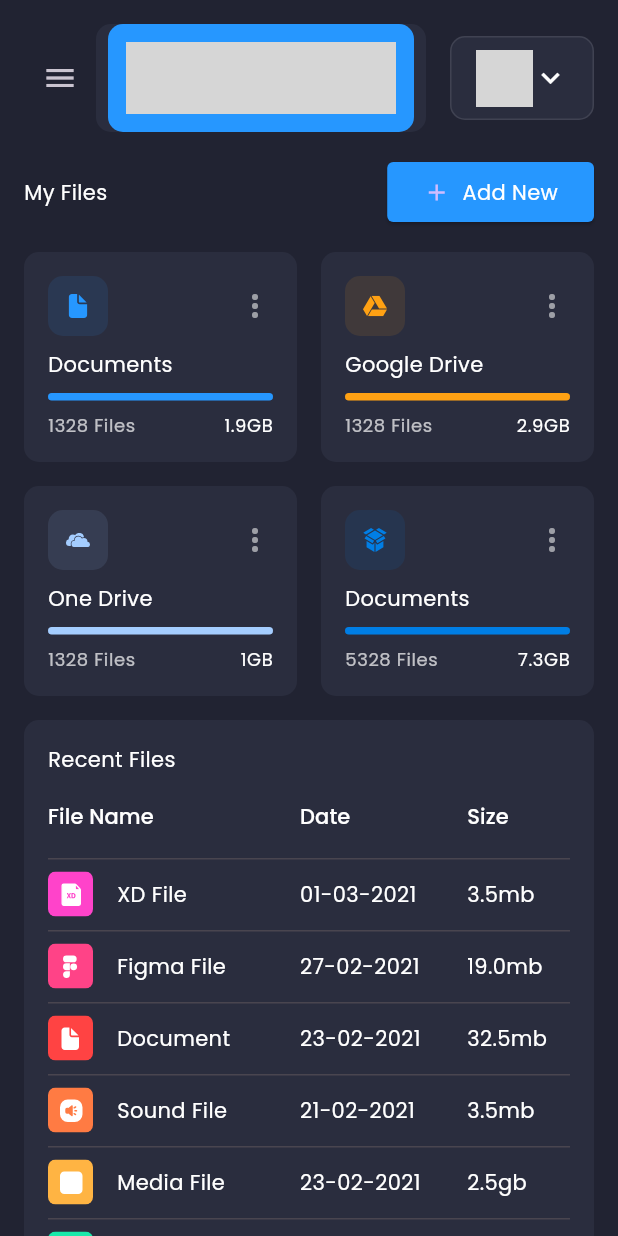
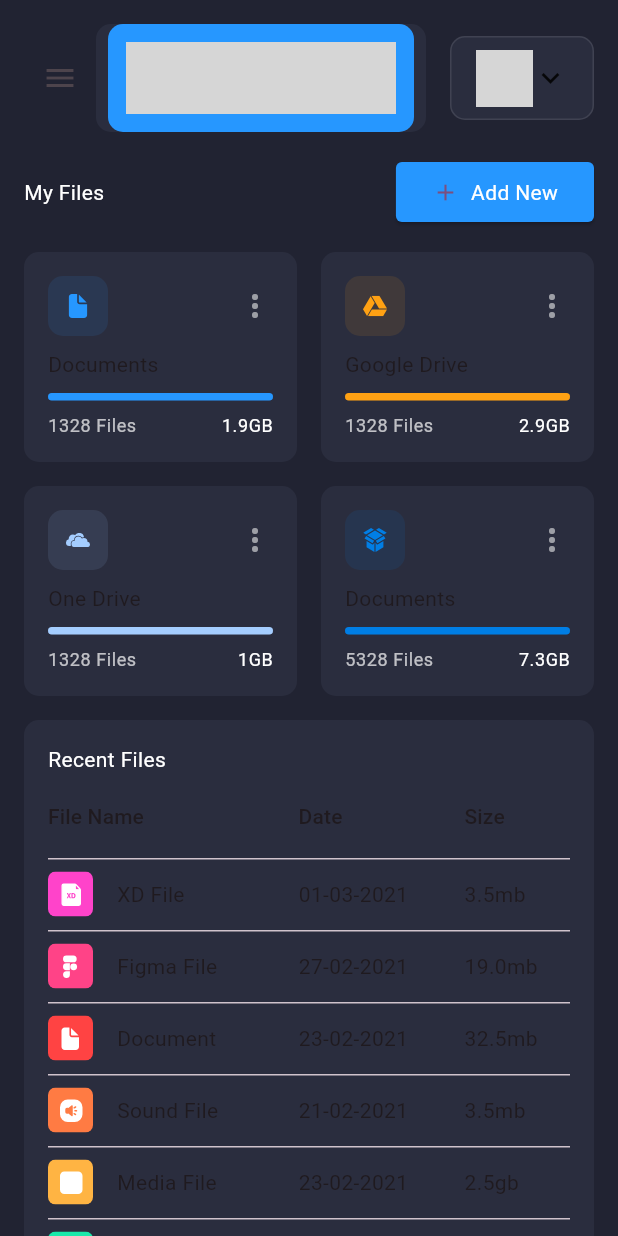
Before and after one commit to thuyavansc/flutter_web_admin_panel_2, a Flutter app: the screen it shows after launch, on a phone screen of 412 x 824 dp. Run offline on Flutter 3.47's test engine with Material 3 defaults, Android fonts, the phone set to English and light mode, and no system bars; our stand-ins replace fl_chart, flutter_svg, google_fonts; grey boxes are pictures that could not be loaded.

Commit message:
Different Themes configuration added

```diff
--- a/lib/constants.dart
+++ b/lib/constants.dart
@@ -12,8 +12,8 @@ const _defaultPadding = 16.0;
 
 
 class AppStyles {
-  static Color primaryColor = _primaryColor;
-  static Color secondaryColor = _secondaryColor;
-  static Color bgColor = _bgColor;
-  static double defaultPadding = _defaultPadding;
+  static const Color primaryColor = _primaryColor;
+  static const Color secondaryColor = _secondaryColor;
+  static const Color bgColor = _bgColor;
+  static const double defaultPadding = _defaultPadding;
 }
--- /dev/null
+++ b/lib/core/theme/app_themes.dart
@@ -0,0 +1,90 @@
+
+import 'package:flutter/material.dart';
+import '../../constants.dart';
+import 'custom_colors.dart';
+
+class AppThemes {
+  // Blue theme
+  static final ThemeData blueTheme = ThemeData(
+    brightness: Brightness.light,
+    primaryColor: Colors.blue,
+    scaffoldBackgroundColor: AppStyles.bgColor,
+    colorScheme: ColorScheme.fromSeed(seedColor: Colors.purple).copyWith(surface: Colors.white,),
+    appBarTheme: const AppBarTheme(
+      backgroundColor: Colors.blueAccent,
+    ),
+    extensions: const <ThemeExtension<dynamic>>[
+      CustomColors(
+        buttonBoxColor: Colors.lightBlue,
+        buttonBorderColor: Colors.blueAccent,
+        headerFontColor: Colors.white,
+        headerBackgroundColor: Colors.blue,
+        profilePicBorderColor: Colors.blueGrey,
+      ),
+    ],
+  );
+
+  // Green theme
+  static final ThemeData greenTheme = ThemeData(
+    brightness: Brightness.light,
+    primaryColor: Colors.green,
+    colorScheme: ColorScheme.fromSeed(seedColor: Colors.purple).copyWith(surface: Colors.white,),
+    appBarTheme: const AppBarTheme(
+      backgroundColor: Colors.greenAccent,
+    ),
+    extensions: const <ThemeExtension<dynamic>>[
+      CustomColors(
+        buttonBoxColor: Colors.lightGreen,
+        buttonBorderColor: Colors.green,
+        headerFontColor: Colors.black,
+        headerBackgroundColor: Colors.lightGreen,
+        profilePicBorderColor: Colors.greenAccent,
+      ),
+    ],
+  );
+
+  // Third theme (missing some custom colors)
+  static final ThemeData thirdTheme = ThemeData(
+    brightness: Brightness.light,
+    primaryColor: Colors.purple,
+    colorScheme: ColorScheme.fromSeed(seedColor: Colors.purple).copyWith(surface: Colors.white,),
+    appBarTheme: const AppBarTheme(
+      backgroundColor: Colors.purpleAccent,
+    ),
+    extensions: const <ThemeExtension<dynamic>>[
+      CustomColors(
+        buttonBoxColor: Colors.purple,
+        // Missing buttonBorderColor, will use default
+        headerFontColor: Colors.white,
+        // Missing headerBackgroundColor, will use default
+        profilePicBorderColor: Colors.purpleAccent,
+      ),
+    ],
+  );
+
+  // Fourth theme (missing more custom colors)
+  static final ThemeData fourthTheme = ThemeData(
+    brightness: Brightness.light,
+    primaryColor: Colors.orange,
+    colorScheme: ColorScheme.fromSeed(seedColor: Colors.purple).copyWith(surface: Colors.white,),
+    appBarTheme: const AppBarTheme(
+      backgroundColor: Colors.orangeAccent,
+    ),
+    extensions: const <ThemeExtension<dynamic>>[
+      CustomColors(
+        buttonBoxColor: Colors.orange,
+        // Missing other custom colors, will use default
+      ),
+    ],
+  );
+
+  // Fifth theme (missing all custom colors)
+  static final ThemeData fifthTheme = ThemeData(
+    brightness: Brightness.dark,
+    primaryColor: Colors.grey[900],
+    colorScheme: ColorScheme.fromSeed(seedColor: Colors.purple).copyWith(surface: Colors.black,),
+    appBarTheme: AppBarTheme(
+      backgroundColor: Colors.black87,
+    ),
+  );
+}
--- /dev/null
+++ b/lib/core/theme/custom_colors.dart
@@ -0,0 +1,60 @@
+import 'package:flutter/material.dart';
+
+import '../../constants.dart';
+
+@immutable
+class CustomColors extends ThemeExtension<CustomColors> {
+  final Color buttonBoxColor;
+  final Color buttonBorderColor;
+  final Color headerFontColor;
+  final Color headerBackgroundColor;
+  final Color drawerBackgroundColor;
+  final Color profilePicBorderColor;
+
+  // Updated constructor to allow optional parameters with default values
+  const CustomColors({
+    Color? buttonBoxColor,
+    Color? buttonBorderColor,
+    Color? headerFontColor,
+    Color? headerBackgroundColor,
+    Color? drawerBackgroundColor,
+    Color? profilePicBorderColor,
+  })  : buttonBoxColor = buttonBoxColor ?? Colors.grey,
+        buttonBorderColor = buttonBorderColor ?? Colors.black,
+        headerFontColor = headerFontColor ?? Colors.white,
+        headerBackgroundColor = headerBackgroundColor ?? Colors.blueGrey,
+        drawerBackgroundColor = drawerBackgroundColor ?? AppStyles.bgColor,
+        profilePicBorderColor = profilePicBorderColor ?? Colors.orange;
+
+  @override
+  CustomColors copyWith({
+    Color? buttonBoxColor,
+    Color? buttonBorderColor,
+    Color? headerFontColor,
+    Color? headerBackgroundColor,
+    Color? drawerBackgroundColor,
+    Color? profilePicBorderColor,
+  }) {
+    return CustomColors(
+      buttonBoxColor: buttonBoxColor ?? this.buttonBoxColor,
+      buttonBorderColor: buttonBorderColor ?? this.buttonBorderColor,
+      headerFontColor: headerFontColor ?? this.headerFontColor,
+      headerBackgroundColor: headerBackgroundColor ?? this.headerBackgroundColor,
+      drawerBackgroundColor: drawerBackgroundColor ?? this.drawerBackgroundColor,
+      profilePicBorderColor: profilePicBorderColor ?? this.profilePicBorderColor,
+    );
+  }
+
+  @override
+  CustomColors lerp(ThemeExtension<CustomColors>? other, double t) {
+    if (other is! CustomColors) return this;
+    return CustomColors(
+      buttonBoxColor: Color.lerp(buttonBoxColor, other.buttonBoxColor, t) ?? buttonBoxColor,
+      buttonBorderColor: Color.lerp(buttonBorderColor, other.buttonBorderColor, t) ?? buttonBorderColor,
+      headerFontColor: Color.lerp(headerFontColor, other.headerFontColor, t) ?? headerFontColor,
+      headerBackgroundColor: Color.lerp(headerBackgroundColor, other.headerBackgroundColor, t) ?? headerBackgroundColor,
+      drawerBackgroundColor: Color.lerp(drawerBackgroundColor, other.drawerBackgroundColor, t) ?? drawerBackgroundColor,
+      profilePicBorderColor: Color.lerp(profilePicBorderColor, other.profilePicBorderColor, t) ?? profilePicBorderColor,
+    );
+  }
+}
--- /dev/null
+++ b/lib/core/theme/theme_notifier.dart
@@ -0,0 +1,16 @@
+
+import 'package:flutter/cupertino.dart';
+import 'package:flutter/material.dart';
+
+import 'app_themes.dart';
+
+class ThemeNotifier extends ChangeNotifier {
+  ThemeData _currentTheme = AppThemes.blueTheme;  // Default to blue theme
+
+  ThemeData get currentTheme => _currentTheme;
+
+  void switchTheme(ThemeData newTheme) {
+    _currentTheme = newTheme;
+    notifyListeners();
+  }
+}
--- a/lib/main.dart
+++ b/lib/main.dart
@@ -5,31 +5,64 @@ import 'package:provider/provider.dart';
 
 import 'constants.dart';
 import 'controllers/menu_app_controller.dart';
+import 'core/theme/theme_notifier.dart';
+
+// void main() {
+//   runApp(MyApp());
+// }
+//
+// class MyApp extends StatelessWidget {
+//   // This widget is the root of your application.
+//   @override
+//   Widget build(BuildContext context) {
+//     return MaterialApp(
+//       debugShowCheckedModeBanner: false,
+//       title: 'Flutter Admin Panel',
+//       theme: ThemeData.dark().copyWith(
+//         scaffoldBackgroundColor: AppStyles.bgColor,
+//         textTheme: GoogleFonts.poppinsTextTheme(Theme.of(context).textTheme)
+//             .apply(bodyColor: Colors.white),
+//         canvasColor: AppStyles.secondaryColor,
+//       ),
+//       home: MultiProvider(
+//         providers: [
+//           ChangeNotifierProvider(
+//             create: (context) => MenuAppController(),
+//           ),
+//         ],
+//         child: MainScreen(),
+//       ),
+//     );
+//   }
+// }
+
+
 
 void main() {
   runApp(MyApp());
 }
 
 class MyApp extends StatelessWidget {
-  // This widget is the root of your application.
   @override
   Widget build(BuildContext context) {
-    return MaterialApp(
-      debugShowCheckedModeBanner: false,
-      title: 'Flutter Admin Panel',
-      theme: ThemeData.dark().copyWith(
-        scaffoldBackgroundColor: AppStyles.bgColor,
-        textTheme: GoogleFonts.poppinsTextTheme(Theme.of(context).textTheme)
-            .apply(bodyColor: Colors.white),
-        canvasColor: AppStyles.secondaryColor,
-      ),
-      home: MultiProvider(
-        providers: [
-          ChangeNotifierProvider(
-            create: (context) => MenuAppController(),
-          ),
-        ],
-        child: MainScreen(),
+    return MultiProvider(
+      providers: [
+        ChangeNotifierProvider(
+          create: (context) => ThemeNotifier(),  // Provide ThemeNotifier
+        ),
+        ChangeNotifierProvider(
+          create: (context) => MenuAppController(),  // Provide MenuAppController
+        ),
+      ],
+      child: Consumer<ThemeNotifier>(
+        builder: (context, themeNotifier, child) {
+          return MaterialApp(
+            debugShowCheckedModeBanner: false,
+            title: 'Flutter Admin Panel',
+            theme: themeNotifier.currentTheme,  // Apply dynamic theme from ThemeNotifier
+            home: MainScreen(),
+          );
+        },
       ),
     );
   }
--- a/lib/screens/dashboard/components/header.dart
+++ b/lib/screens/dashboard/components/header.dart
@@ -6,6 +6,7 @@ import 'package:flutter_web_admin_panel_2/controllers/menu_app_controller.dart';
 import 'package:provider/provider.dart';
 
 import '../../../constants.dart';
+import '../../../core/theme/custom_colors.dart';
 import '../../../responsive.dart';
 
 class CustomHeader extends StatelessWidget {
@@ -15,6 +16,7 @@ class CustomHeader extends StatelessWidget {
 
   @override
   Widget build(BuildContext context) {
+    final customColors = Theme.of(context).extension<CustomColors>();
     return Row(
       children: [
         if(!Responsive.isDesktop(context))
@@ -30,7 +32,8 @@ class CustomHeader extends StatelessWidget {
             },
           ),
         if(!Responsive.isMobile(context))
-          Text('Dashboard', style: Theme.of(context).textTheme.headlineLarge?.copyWith(color: Colors.white,),),
+          //Text('Dashboard', style: Theme.of(context).textTheme.headlineLarge?.copyWith(color: Colors.white,),),
+          Text('Dashboard', style: Theme.of(context).textTheme.headlineLarge?.copyWith(color: customColors?.headerBackgroundColor,),),
         if(!Responsive.isMobile(context))
           Spacer(flex: Responsive.isDesktop(context) ? 2 :1,),
         Expanded(
--- a/pubspec.yaml
+++ b/pubspec.yaml
@@ -39,6 +39,7 @@ dependencies:
   flutter_svg: ^2.0.10+1
   fl_chart: ^0.69.0
   provider: ^6.1.2
+  flex_color_scheme: ^7.3.1
 
 dev_dependencies:
   flutter_test:
```
Also changed, not shown: lib/screens/main/components/side_menu.dart (+13 -1 lines), lib/screens/settings/settings_screen.dart (added, +51 -0 lines), pubspec.lock.
